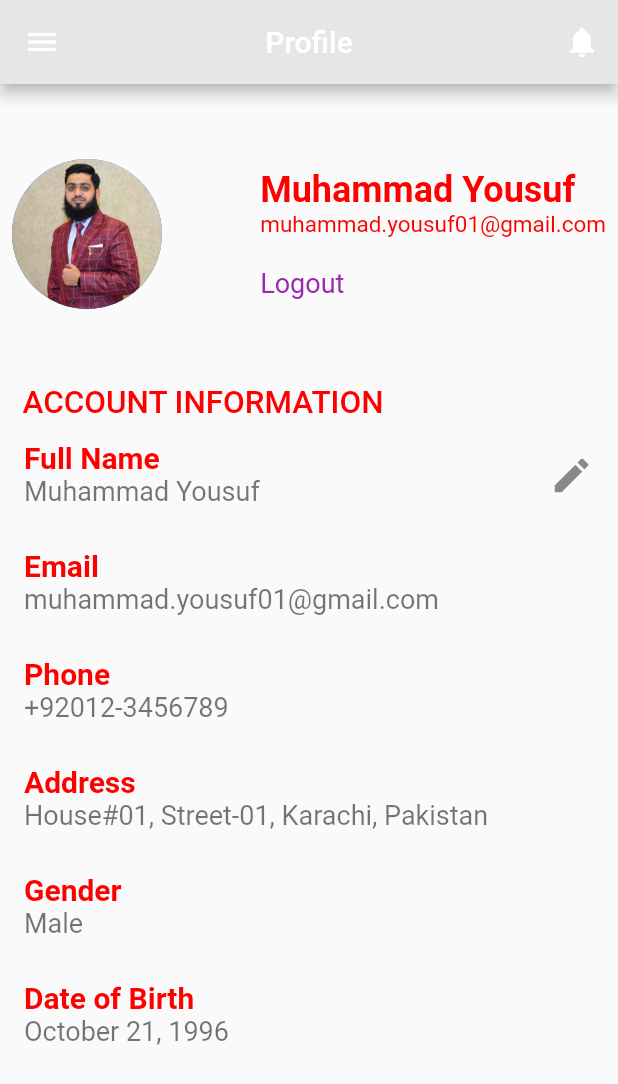
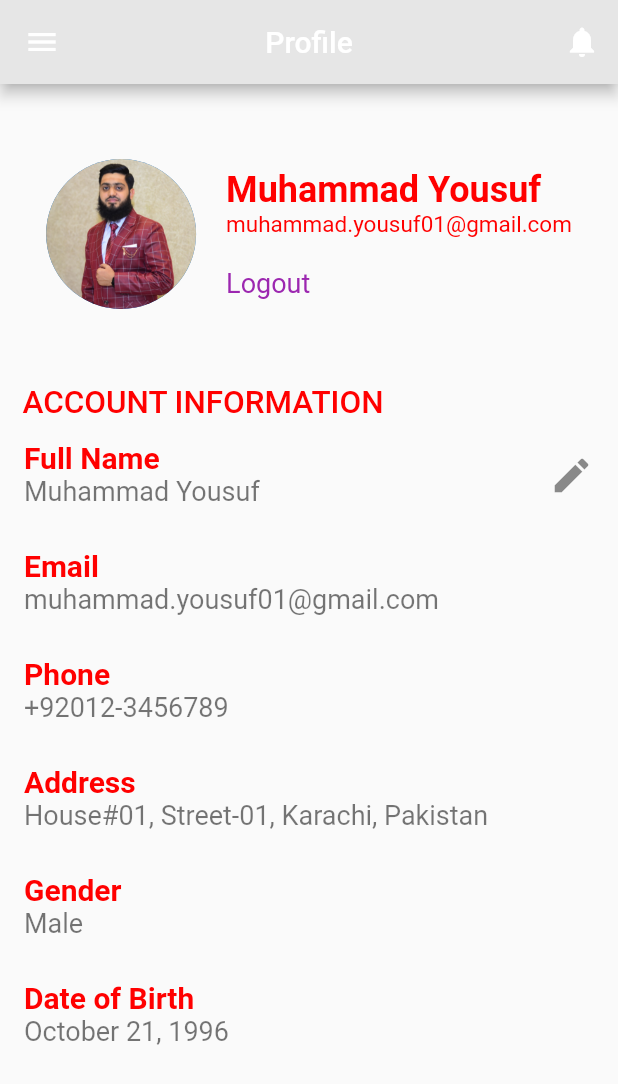
Before and after one commit to MuhammadYousuf12/Flutter-Assignement-3, a Flutter app: the UserProfile screen opened by its route, on a phone screen of 412 x 824 dp. Shown: the top 1084 px of the screen. Run offline on Flutter 3.47's test engine with Material 2 defaults, Android fonts, the phone set to English and light mode, and no system bars.

Commit message:
minor change

```diff
--- a/lib/profile.dart
+++ b/lib/profile.dart
@@ -153,12 +153,15 @@ class _UserProfileState extends State<UserProfile> {
               child: Padding(
                 padding: const EdgeInsets.all(8.0),
                 child: Row(
-                  mainAxisAlignment: MainAxisAlignment.spaceBetween,
+                  mainAxisAlignment: MainAxisAlignment.center,
                   children: [
-                    Container(
-                      child: CircleAvatar(
-                        radius: 50,
-                        backgroundImage: AssetImage('assets/profile.jpg'),
+                    Padding(
+                      padding: const EdgeInsets.only(right: 20.0),
+                      child: Container(
+                        child: CircleAvatar(
+                          radius: 50,
+                          backgroundImage: AssetImage('assets/profile.jpg'),
+                        ),
                       ),
                     ),
                     Align(
```
